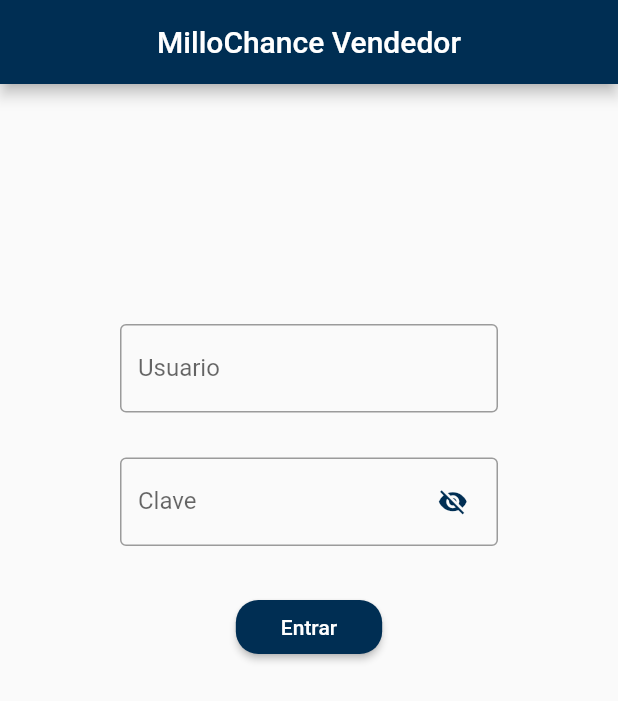
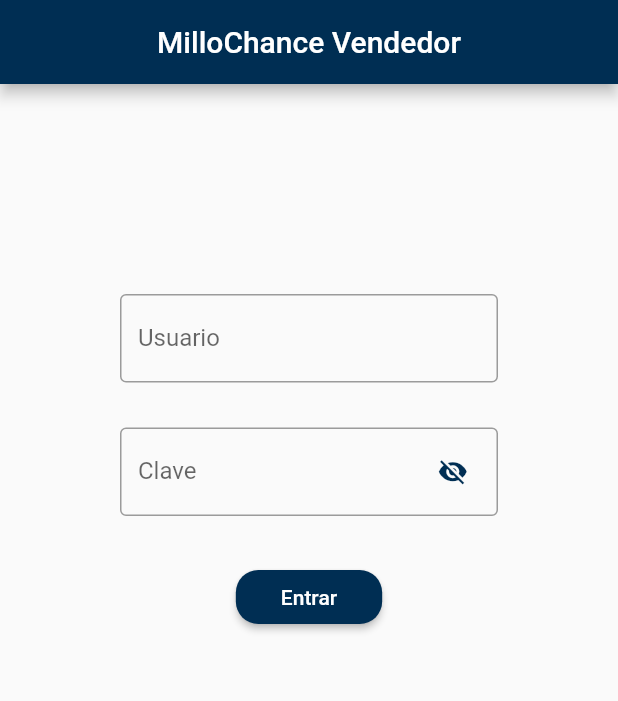
Before and after one commit to jumacDev/vendedor, a Flutter app: the screen it shows after launch, on a phone screen of 412 x 824 dp. Shown: the top 701 px of the screen. Run offline on Flutter 3.47's test engine with Material 2 defaults, Android fonts, the phone set to English and light mode, and no system bars; our stand-ins replace cloud_firestore, firebase_core; accounts and stored records are empty.

```diff
--- a/lib/UI/Pages/login_page.dart
+++ b/lib/UI/Pages/login_page.dart
@@ -55,7 +55,7 @@ class _LoginPageState extends State<LoginPage> {
         key: _formKey,
         child: ListView(
           children: [
-            const SizedBox(height: 150),
+            const SizedBox(height: 130),
             Container(
               padding: const EdgeInsets.symmetric(vertical: 10, horizontal: 80),
               child: TextFormField(
```
